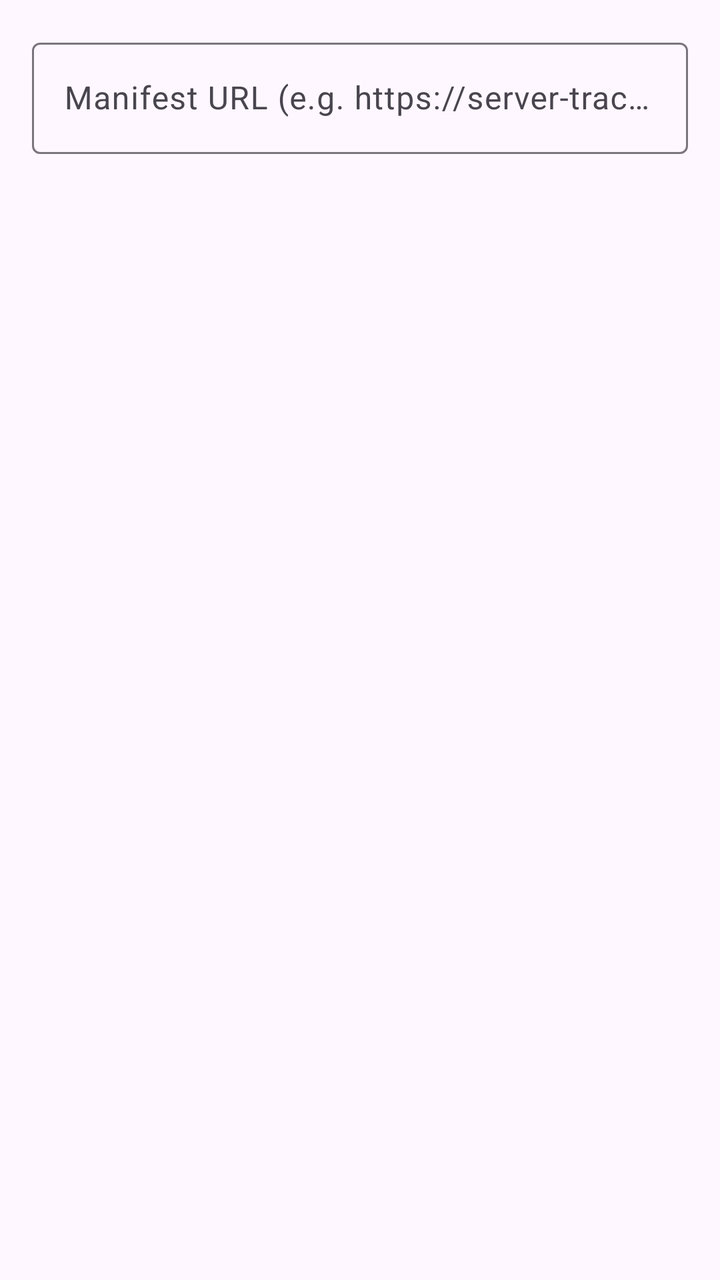
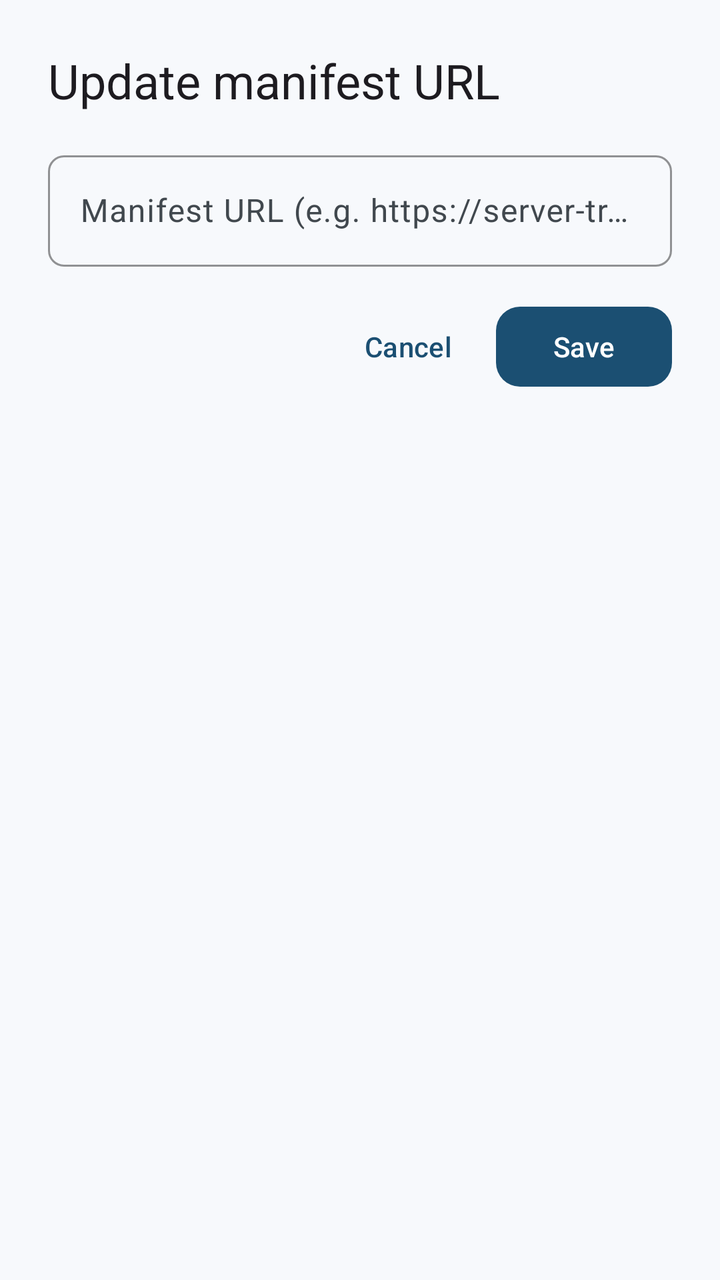

Two renders of the same Android screen: before a commit and after it. Below are the layout's source before the change and the commit's diff.
<!-- AndroidManifest.xml: application theme Theme.TMSCompanion -->
<!-- res/layout/dialog_update_manifest_url.xml -->
<?xml version="1.0" encoding="utf-8"?>
<LinearLayout xmlns:android="http://schemas.android.com/apk/res/android"
    android:layout_width="match_parent"
    android:layout_height="wrap_content"
    android:orientation="vertical"
    android:padding="16dp">

    <com.google.android.material.textfield.TextInputLayout
        android:layout_width="match_parent"
        android:layout_height="wrap_content"
        android:hint="@string/update_manifest_url_hint">

        <com.google.android.material.textfield.TextInputEditText
            android:id="@+id/urlInput"
            android:layout_width="match_parent"
            android:layout_height="wrap_content"
            android:inputType="textUri"
            android:maxLines="1" />
    </com.google.android.material.textfield.TextInputLayout>
</LinearLayout>
<!-- resources referenced by this layout -->
<resources>
  <style name="Theme.TMSCompanion" parent="Theme.Material3.DayNight.NoActionBar">
          <item name="colorPrimary">@color/purple_500</item>
          <item name="colorPrimaryDark">@color/purple_700</item>
          <item name="colorAccent">@color/teal_200</item>
      </style>
  <color name="purple_500">#6750A4</color>
  <color name="purple_700">#4F378B</color>
  <color name="teal_200">#03DAC5</color>
  <!-- unchanged entries left out for length: 1 -->
</resources>

<!-- the commit's change to res/layout/dialog_update_manifest_url.xml (unified diff, before → after) -->
@@ -3,11 +3,18 @@
     android:layout_width="match_parent"
     android:layout_height="wrap_content"
     android:orientation="vertical"
-    android:padding="16dp">
+    android:padding="24dp">
+
+    <TextView
+        android:layout_width="wrap_content"
+        android:layout_height="wrap_content"
+        android:text="@string/update_manifest_url_title"
+        android:textAppearance="?attr/textAppearanceHeadlineSmall" />
 
     <com.google.android.material.textfield.TextInputLayout
         android:layout_width="match_parent"
         android:layout_height="wrap_content"
+        android:layout_marginTop="16dp"
         android:hint="@string/update_manifest_url_hint">
 
         <com.google.android.material.textfield.TextInputEditText
@@ -17,4 +24,25 @@
             android:inputType="textUri"
             android:maxLines="1" />
     </com.google.android.material.textfield.TextInputLayout>
+
+    <LinearLayout
+        android:layout_width="match_parent"
+        android:layout_height="wrap_content"
+        android:layout_marginTop="16dp"
+        android:gravity="end"
+        android:orientation="horizontal">
+
+        <com.google.android.material.button.MaterialButton
+            android:id="@+id/cancelButton"
+            style="@style/Widget.TMS.Button.Text"
+            android:layout_width="wrap_content"
+            android:layout_height="wrap_content"
+            android:text="@string/cancel" />
+
+        <com.google.android.material.button.MaterialButton
+            android:id="@+id/saveButton"
+            android:layout_width="wrap_content"
+            android:layout_height="wrap_content"
+            android:text="@string/save" />
+    </LinearLayout>
 </LinearLayout>
<!-- resource entries referenced after the edit -->
@@ -1,13 +1,188 @@
 <!-- resources referenced by this layout -->
 <resources>
-  <style name="Theme.TMSCompanion" parent="Theme.Material3.DayNight.NoActionBar">
-          <item name="colorPrimary">@color/purple_500</item>
-          <item name="colorPrimaryDark">@color/purple_700</item>
-          <item name="colorAccent">@color/teal_200</item>
+  <string name="cancel">Cancel</string>
+  <string name="save">Save</string>
+  <string name="update_manifest_url_title">Update manifest URL</string>
+  <style name="Widget.TMS.Button.Text" parent="Widget.Material3.Button.TextButton">
+          <item name="android:minHeight">@dimen/touch_min</item>
       </style>
-  <color name="purple_500">#6750A4</color>
-  <color name="purple_700">#4F378B</color>
-  <color name="teal_200">#03DAC5</color>
+  <style name="Theme.TMSCompanion" parent="Theme.TMSCompanion.Base">
+          <item name="android:windowLightStatusBar">true</item>
+          <item name="android:windowLightNavigationBar">true</item>
+      </style>
+  <dimen name="touch_min">48dp</dimen>
+  <style name="Theme.TMSCompanion.Base" parent="Theme.Material3.DayNight.NoActionBar">
+          <item name="colorPrimary">@color/md_primary</item>
+          <item name="colorOnPrimary">@color/md_on_primary</item>
+          <item name="colorPrimaryContainer">@color/md_primary_container</item>
+          <item name="colorOnPrimaryContainer">@color/md_on_primary_container</item>
+          <item name="colorSecondary">@color/md_secondary</item>
+          <item name="colorOnSecondary">@color/md_on_secondary</item>
+          <item name="colorSecondaryContainer">@color/md_secondary_container</item>
+          <item name="colorOnSecondaryContainer">@color/md_on_secondary_container</item>
+          <item name="colorTertiary">@color/md_tertiary</item>
+          <item name="colorOnTertiary">@color/md_on_tertiary</item>
+          <item name="colorTertiaryContainer">@color/md_tertiary_container</item>
+          <item name="colorOnTertiaryContainer">@color/md_on_tertiary_container</item>
+          <item name="colorError">@color/md_error</item>
+          <item name="colorOnError">@color/md_on_error</item>
+          <item name="colorErrorContainer">@color/md_error_container</item>
+          <item name="colorOnErrorContainer">@color/md_on_error_container</item>
+          <item name="android:colorBackground">@color/md_background</item>
+          <item name="colorOnBackground">@color/md_on_background</item>
+          <item name="colorSurface">@color/md_surface</item>
+          <item name="colorOnSurface">@color/md_on_surface</item>
+          <item name="colorSurfaceVariant">@color/md_surface_variant</item>
+          <item name="colorOnSurfaceVariant">@color/md_on_surface_variant</item>
+          <item name="colorOutline">@color/md_outline</item>
+          <item name="colorOutlineVariant">@color/md_outline_variant</item>
+          <item name="colorSurfaceInverse">@color/md_inverse_surface</item>
+          <item name="colorOnSurfaceInverse">@color/md_inverse_on_surface</item>
+          <item name="colorPrimaryInverse">@color/md_inverse_primary</item>
+          <item name="colorSuccess">@color/md_success</item>
+          <item name="colorOnSuccess">@color/md_on_success</item>
+          <item name="colorSuccessContainer">@color/md_success_container</item>
+          <item name="colorOnSuccessContainer">@color/md_on_success_container</item>
+          <item name="colorPending">@color/md_pending</item>
+          <item name="colorOnPending">@color/md_on_pending</item>
+          <item name="colorPendingContainer">@color/md_pending_container</item>
+          <item name="colorOnPendingContainer">@color/md_on_pending_container</item>
+          <item name="colorGlassOverlay">@color/md_glass_overlay</item>
+          <item name="colorGlassStroke">@color/md_glass_stroke</item>
+          <item name="colorSurfaceContainer">@color/md_surface_container</item>
+          <item name="colorSurfaceContainerLow">@color/md_surface_container_low</item>
+          <item name="colorSurfaceContainerHigh">@color/md_surface_container_high</item>
+          <item name="android:statusBarColor">@android:color/transparent</item>
+          <item name="android:navigationBarColor">@android:color/transparent</item>
+          <item name="android:windowBackground">@color/md_background</item>
+          <item name="shapeAppearanceCornerExtraSmall">@style/ShapeAppearance.TMS.ExtraSmall</item>
+          <item name="shapeAppearanceCornerSmall">@style/ShapeAppearance.TMS.Small</item>
+          <item name="shapeAppearanceCornerMedium">@style/ShapeAppearance.TMS.Medium</item>
+          <item name="shapeAppearanceCornerLarge">@style/ShapeAppearance.TMS.Large</item>
+          <item name="shapeAppearanceCornerExtraLarge">@style/ShapeAppearance.TMS.ExtraLarge</item>
+          <item name="materialCardViewStyle">@style/Widget.TMS.Card</item>
+          <item name="materialButtonStyle">@style/Widget.TMS.Button</item>
+          <item name="floatingActionButtonStyle">@style/Widget.TMS.Fab</item>
+          <item name="bottomNavigationStyle">@style/Widget.TMS.BottomNav</item>
+          <item name="bottomSheetDialogTheme">@style/ThemeOverlay.TMS.BottomSheet</item>
+          <item name="snackbarStyle">@style/Widget.TMS.Snackbar</item>
+          <item name="textInputStyle">@style/Widget.TMS.TextInput</item>
+          <item name="chipStyle">@style/Widget.TMS.Chip</item>
+          <item name="toolbarStyle">@style/Widget.TMS.Toolbar</item>
+      </style>
+  <color name="md_primary">#1B4F72</color>
+  <color name="md_on_primary">#FFFFFF</color>
+  <color name="md_primary_container">#D0E4FF</color>
+  <color name="md_on_primary_container">#001D35</color>
+  <color name="md_secondary">#0F6B63</color>
+  <color name="md_on_secondary">#FFFFFF</color>
+  <color name="md_secondary_container">#B3F0E7</color>
+  <color name="md_on_secondary_container">#00201D</color>
+  <color name="md_tertiary">#5B4A7A</color>
+  <color name="md_on_tertiary">#FFFFFF</color>
+  <color name="md_tertiary_container">#E8DDFF</color>
+  <color name="md_on_tertiary_container">#1A0D33</color>
+  <color name="md_error">#BA1A1A</color>
+  <color name="md_on_error">#FFFFFF</color>
+  <color name="md_error_container">#FFDAD6</color>
+  <color name="md_on_error_container">#410002</color>
+  <color name="md_background">#F7F9FC</color>
+  <color name="md_on_background">#181C20</color>
+  <color name="md_surface">#F7F9FC</color>
+  <color name="md_on_surface">#181C20</color>
+  <color name="md_surface_variant">#DDE3EA</color>
+  <color name="md_on_surface_variant">#41484E</color>
+  <color name="md_outline">#71787F</color>
+  <color name="md_outline_variant">#C1C7CE</color>
+  <color name="md_inverse_surface">#2D3135</color>
+  <color name="md_inverse_on_surface">#EEF1F5</color>
+  <color name="md_inverse_primary">#9DCAEF</color>
+  <color name="md_success">#146C2E</color>
+  <color name="md_on_success">#FFFFFF</color>
+  <color name="md_success_container">#A6F2B4</color>
+  <color name="md_on_success_container">#002107</color>
+  <color name="md_pending">#7A5900</color>
+  <color name="md_on_pending">#FFFFFF</color>
+  <color name="md_pending_container">#FFDF9B</color>
+  <color name="md_on_pending_container">#261A00</color>
+  <color name="md_glass_overlay">#B3F7F9FC</color>
+  <color name="md_glass_stroke">#66FFFFFF</color>
+  <color name="md_surface_container">#EBEEF2</color>
+  <color name="md_surface_container_low">#F1F4F8</color>
+  <color name="md_surface_container_high">#E5E8EC</color>
+  <style name="ShapeAppearance.TMS.ExtraSmall" parent="ShapeAppearance.Material3.Corner.ExtraSmall">
+          <item name="cornerSize">@dimen/shape_xs</item>
+      </style>
+  <style name="ShapeAppearance.TMS.Small" parent="ShapeAppearance.Material3.Corner.Small">
+          <item name="cornerSize">@dimen/shape_sm</item>
+      </style>
+  <style name="ShapeAppearance.TMS.Medium" parent="ShapeAppearance.Material3.Corner.Medium">
+          <item name="cornerSize">@dimen/shape_md</item>
+      </style>
+  <style name="ShapeAppearance.TMS.Large" parent="ShapeAppearance.Material3.Corner.Large">
+          <item name="cornerSize">@dimen/shape_lg</item>
+      </style>
+  <style name="ShapeAppearance.TMS.ExtraLarge" parent="ShapeAppearance.Material3.Corner.ExtraLarge">
+          <item name="cornerSize">@dimen/shape_xl</item>
+      </style>
+  <style name="Widget.TMS.Card" parent="Widget.Material3.CardView.Filled">
+          <item name="shapeAppearance">@style/ShapeAppearance.TMS.Large</item>
+          <item name="cardBackgroundColor">?attr/colorSurfaceContainerLow</item>
+          <item name="cardElevation">0dp</item>
+          <item name="strokeWidth">0dp</item>
+      </style>
+  <style name="Widget.TMS.Button" parent="Widget.Material3.Button">
+          <item name="shapeAppearance">@style/ShapeAppearance.TMS.Medium</item>
+          <item name="android:minHeight">@dimen/touch_min</item>
+      </style>
+  <style name="Widget.TMS.Fab" parent="Widget.Material3.FloatingActionButton.Primary">
+          <item name="shapeAppearance">@style/ShapeAppearance.TMS.Large</item>
+      </style>
+  <style name="Widget.TMS.BottomNav" parent="Widget.Material3.BottomNavigationView">
+          <item name="backgroundTint">@android:color/transparent</item>
+          <item name="itemActiveIndicatorStyle">@style/Widget.TMS.NavIndicator</item>
+          <item name="itemIconTint">@color/nav_item_tint</item>
+          <item name="itemTextColor">@color/nav_item_tint</item>
+          <item name="itemRippleColor">@color/md_primary_container</item>
+          <item name="elevation">0dp</item>
+      </style>
+  <style name="ThemeOverlay.TMS.BottomSheet" parent="ThemeOverlay.Material3.BottomSheetDialog">
+          <item name="bottomSheetStyle">@style/Widget.TMS.BottomSheet</item>
+      </style>
+  <style name="Widget.TMS.Snackbar" parent="Widget.Material3.Snackbar">
+          <item name="backgroundTint">?attr/colorSurfaceContainerHigh</item>
+          <item name="shapeAppearance">@style/ShapeAppearance.TMS.Small</item>
+      </style>
+  <style name="Widget.TMS.TextInput" parent="Widget.Material3.TextInputLayout.OutlinedBox">
+          <item name="shapeAppearance">@style/ShapeAppearance.TMS.Small</item>
+          <item name="boxStrokeColor">?attr/colorOutline</item>
+      </style>
+  <style name="Widget.TMS.Chip" parent="Widget.Material3.Chip.Assist">
+          <item name="chipCornerRadius">@dimen/shape_xs</item>
+          <item name="chipMinHeight">28dp</item>
+          <item name="android:clickable">false</item>
+          <item name="android:checkable">false</item>
+      </style>
+  <style name="Widget.TMS.Toolbar" parent="Widget.Material3.Toolbar">
+          <item name="android:background">@android:color/transparent</item>
+          <item name="titleTextAppearance">?attr/textAppearanceHeadlineSmall</item>
+          <item name="titleTextColor">?attr/colorOnSurface</item>
+          <item name="subtitleTextColor">?attr/colorOnSurfaceVariant</item>
+          <item name="navigationIconTint">?attr/colorOnSurface</item>
+      </style>
+  <dimen name="shape_xs">4dp</dimen>
+  <dimen name="shape_sm">8dp</dimen>
+  <dimen name="shape_md">12dp</dimen>
+  <dimen name="shape_lg">20dp</dimen>
+  <dimen name="shape_xl">28dp</dimen>
+  <style name="Widget.TMS.NavIndicator" parent="Widget.Material3.BottomNavigationView.ActiveIndicator">
+          <item name="android:color">?attr/colorSecondaryContainer</item>
+          <item name="shapeAppearance">@style/ShapeAppearance.TMS.Medium</item>
+      </style>
+  <style name="Widget.TMS.BottomSheet" parent="Widget.Material3.BottomSheet">
+          <item name="shapeAppearance">@style/ShapeAppearance.TMS.ExtraLarge</item>
+          <item name="backgroundTint">?attr/colorSurfaceContainer</item>
+      </style>
   <!-- unchanged entries left out for length: 1 -->
 </resources>
 
